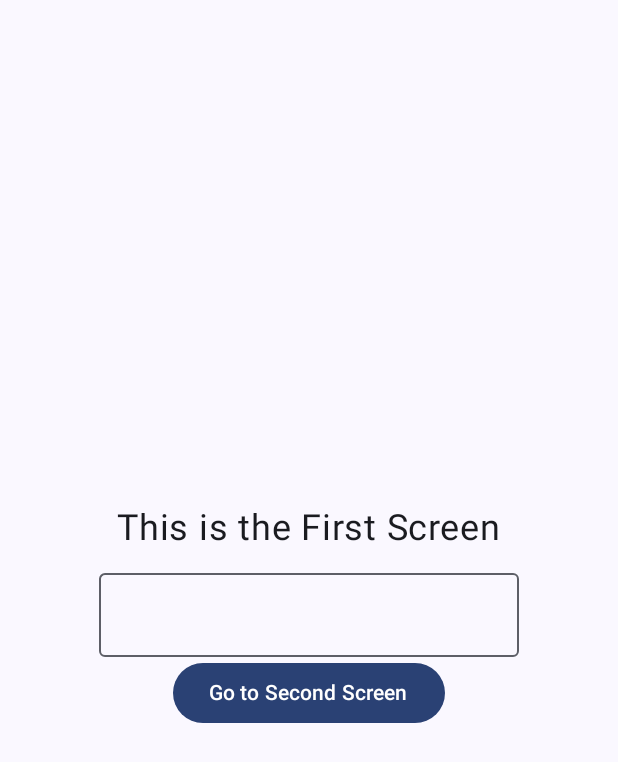
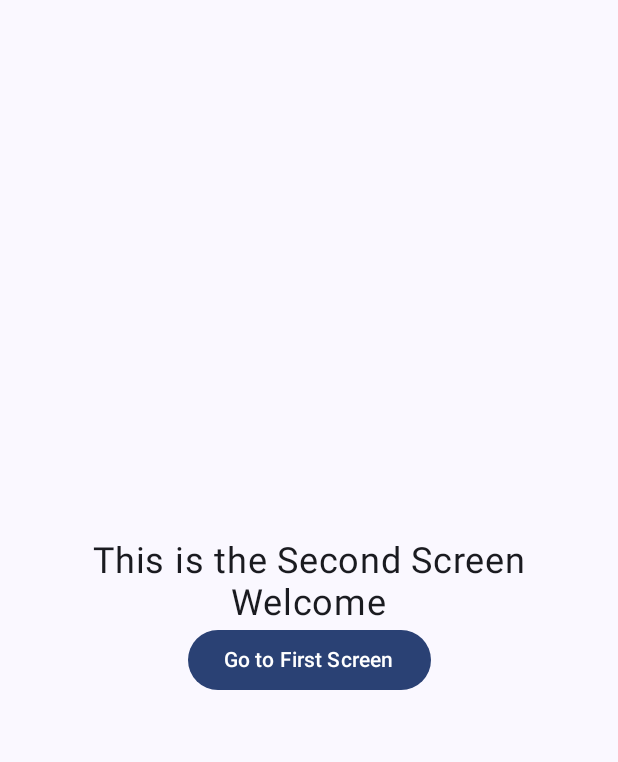
Before and after one commit to Anmol-sudo/NavigationSample, an Android app built with Jetpack Compose: the screen it shows after launch (MainActivity), after a tap on "Go to Second Screen", on a phone screen of 412 x 824 dp. Shown: the top 762 px of the screen. Run offline under Robolectric (Android 15) with nearby library versions, the phone set to English and light mode, and no system bars.

Commit message:
feat(navigation): Implement basic screen navigation
This commit introduces navigation between two screens, `FirstScreen` and `SecondScreen`, using Jetpack Navigation Compose.

- Added the `navigation-compose` dependency.
- Created `FirstScreen.kt` which displays a title, an `OutlinedTextField`, and a button to navigate to the second screen.
- Created `SecondScreen.kt` which displays a title, a welcome message, and a button to navigate back to the first screen.
- Updated `MainActivity.kt` to:
    - Set up a `NavHost` with "firstscreen" as the start destination.
    - Define composable routes for "firstscreen" and "secondscreen".
    - Pass navigation actions (`navigateToSecondScreen` and `navigateToFirstScreen`) to the respective screen composables.
- The `FirstScreen` composable was moved from `MainActivity.kt` to its own file.
- Previews have been updated/added for the new screens and the `MyApp` composable.

```diff
--- a/app/build.gradle.kts
+++ b/app/build.gradle.kts
@@ -41,6 +41,10 @@ android {
 
 dependencies {
 
+    val navVersion = "2.7.4"
+
+    implementation("androidx.navigation:navigation-compose:$navVersion")
+
     implementation(libs.androidx.core.ktx)
     implementation(libs.androidx.lifecycle.runtime.ktx)
     implementation(libs.androidx.activity.compose)
--- /dev/null
+++ b/app/src/main/java/com/example/navigationsample/FirstScreen.kt
@@ -0,0 +1,54 @@
+package com.example.navigationsample
+
+import androidx.compose.foundation.layout.Arrangement
+import androidx.compose.foundation.layout.Column
+import androidx.compose.foundation.layout.Spacer
+import androidx.compose.foundation.layout.fillMaxSize
+import androidx.compose.foundation.layout.height
+import androidx.compose.foundation.layout.padding
+import androidx.compose.material3.Button
+import androidx.compose.material3.OutlinedTextField
+import androidx.compose.material3.Text
+import androidx.compose.runtime.Composable
+import androidx.compose.runtime.mutableStateOf
+import androidx.compose.runtime.remember
+import androidx.compose.ui.Alignment
+import androidx.compose.ui.Modifier
+import androidx.compose.ui.tooling.preview.Preview
+import androidx.compose.ui.unit.dp
+import androidx.compose.ui.unit.sp
+
+
+@Composable
+fun FirstScreen(navigationToSecondScreen:()->Unit){
+    val name = remember {
+        mutableStateOf("")
+    }
+
+    Column(
+        modifier = Modifier
+            .fillMaxSize()
+            .padding(16.dp),
+        verticalArrangement = Arrangement.Center,
+        horizontalAlignment = Alignment.CenterHorizontally
+    ) {
+        Text("This is the First Screen", fontSize = 24.sp)
+        Spacer(modifier = Modifier.height(16.dp))
+        OutlinedTextField(
+            value = name.value,
+            onValueChange = {
+                name.value = it
+            })
+        Button(onClick = {
+            navigationToSecondScreen()
+        }) {
+            Text("Go to Second Screen")
+        }
+    }
+}
+
+@Preview(showBackground = true)
+@Composable
+fun FirstPreview() {
+    FirstScreen({})
+}
--- a/app/src/main/java/com/example/navigationsample/MainActivity.kt
+++ b/app/src/main/java/com/example/navigationsample/MainActivity.kt
@@ -4,24 +4,15 @@ import android.os.Bundle
 import androidx.activity.ComponentActivity
 import androidx.activity.compose.setContent
 import androidx.activity.enableEdgeToEdge
-import androidx.compose.foundation.layout.Arrangement
-import androidx.compose.foundation.layout.Column
-import androidx.compose.foundation.layout.Spacer
 import androidx.compose.foundation.layout.fillMaxSize
-import androidx.compose.foundation.layout.height
 import androidx.compose.foundation.layout.padding
-import androidx.compose.material3.Button
-import androidx.compose.material3.OutlinedTextField
 import androidx.compose.material3.Scaffold
-import androidx.compose.material3.Text
 import androidx.compose.runtime.Composable
-import androidx.compose.runtime.mutableStateOf
-import androidx.compose.runtime.remember
-import androidx.compose.ui.Alignment
 import androidx.compose.ui.Modifier
 import androidx.compose.ui.tooling.preview.Preview
-import androidx.compose.ui.unit.dp
-import androidx.compose.ui.unit.sp
+import androidx.navigation.compose.NavHost
+import androidx.navigation.compose.composable
+import androidx.navigation.compose.rememberNavController
 import com.example.navigationsample.ui.theme.NavigationSampleTheme
 
 class MainActivity : ComponentActivity() {
@@ -31,9 +22,7 @@ class MainActivity : ComponentActivity() {
         setContent {
             NavigationSampleTheme {
                 Scaffold(modifier = Modifier.fillMaxSize()) { innerPadding ->
-                    FirstScreen(
-                        modifier = Modifier.padding(innerPadding)
-                    )
+                    MyApp(modifier = Modifier.padding(innerPadding))
                 }
             }
         }
@@ -41,37 +30,26 @@ class MainActivity : ComponentActivity() {
 }
 
 @Composable
-fun FirstScreen(modifier: Modifier){
-    val name = remember {
-        mutableStateOf("")
-    }
-
-    Column(
-        modifier = Modifier
-            .fillMaxSize()
-            .padding(16.dp),
-        verticalArrangement = Arrangement.Center,
-        horizontalAlignment = Alignment.CenterHorizontally
-    ) {
-        Text("This is the First Screen", fontSize = 24.sp)
-        Spacer(modifier = Modifier.height(16.dp))
-        OutlinedTextField(
-            value = name.value,
-            onValueChange = {
-            name.value = it
-        })
-        Button(onClick = {
-
-        }) {
-            Text("Go to Second Screen")
+fun MyApp(modifier: Modifier){
+    val navController = rememberNavController()
+    NavHost(navController = navController, startDestination = "firstscreen"){
+        composable("firstscreen") {
+            FirstScreen{
+                navController.navigate("secondscreen")
+            }
+        }
+        composable("secondscreen") {
+            SecondScreen{
+                navController.navigate("firstscreen")
+            }
         }
     }
 }
 
 @Preview(showBackground = true)
 @Composable
-fun FirstPreview() {
-    FirstScreen(
-        modifier = Modifier.padding(16.dp)
-    )
+fun MyAppPreview(){
+    NavigationSampleTheme {
+        MyApp(modifier = Modifier.fillMaxSize())
+    }
 }
--- /dev/null
+++ b/app/src/main/java/com/example/navigationsample/SecondScreen.kt
@@ -0,0 +1,41 @@
+package com.example.navigationsample
+
+import androidx.compose.foundation.layout.Arrangement
+import androidx.compose.foundation.layout.Column
+import androidx.compose.foundation.layout.fillMaxSize
+import androidx.compose.foundation.layout.padding
+import androidx.compose.material3.Button
+import androidx.compose.material3.Text
+import androidx.compose.runtime.Composable
+import androidx.compose.ui.Alignment
+import androidx.compose.ui.Modifier
+import androidx.compose.ui.tooling.preview.Preview
+import androidx.compose.ui.unit.dp
+import androidx.compose.ui.unit.sp
+
+
+@Composable
+fun SecondScreen(navigateToFirstScreen:()->Unit){
+
+    Column(
+        modifier = Modifier
+            .fillMaxSize()
+            .padding(16.dp),
+        verticalArrangement = Arrangement.Center,
+        horizontalAlignment = Alignment.CenterHorizontally
+    ) {
+        Text("This is the Second Screen", fontSize = 24.sp)
+        Text("Welcome", fontSize = 24.sp)
+        Button(onClick = {
+            navigateToFirstScreen()
+        }) {
+            Text("Go to First Screen")
+        }
+    }
+}
+
+@Preview(showBackground = true)
+@Composable
+fun SecondPreview() {
+    SecondScreen({})
+}
```
